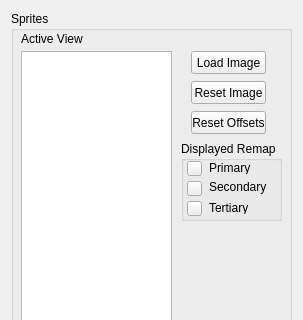
Above: editor_app/gui/spritesSS.ui from danielmeinert/objectcreator before the change; both pictures show x 0 to 303 and y 0 to 320 of the 303 by 610 pixel window. Below: the same form after it.
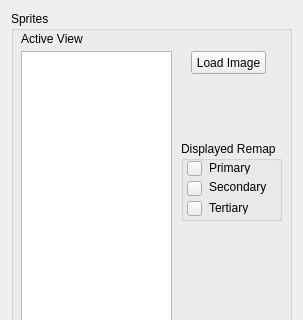
That is the form after the change. Icons and pictures are not drawn. Custom widgets are drawn as their Qt base class.

Commit message: added sprites closing

Diff of the .ui file:
```diff
--- a/editor_app/gui/spritesSS.ui
+++ b/editor_app/gui/spritesSS.ui
@@ -37,32 +37,6 @@
      <property name="title">
       <string>Sprites</string>
      </property>
-     <widget class="QPushButton" name="pushButton_resetOffsets">
-      <property name="geometry">
-       <rect>
-        <x>180</x>
-        <y>100</y>
-        <width>75</width>
-        <height>23</height>
-       </rect>
-      </property>
-      <property name="text">
-       <string>Reset Offsets</string>
-      </property>
-     </widget>
-     <widget class="QPushButton" name="pushButton_resetImage">
-      <property name="geometry">
-       <rect>
-        <x>180</x>
-        <y>70</y>
-        <width>75</width>
-        <height>23</height>
-       </rect>
-      </property>
-      <property name="text">
-       <string>Reset Image</string>
-      </property>
-     </widget>
      <widget class="QPushButton" name="pushButton_loadImage">
       <property name="geometry">
        <rect>
```
Left out of the diff: 66 changed lines with no effect on the pictures. The commit also changes 4 other files.
